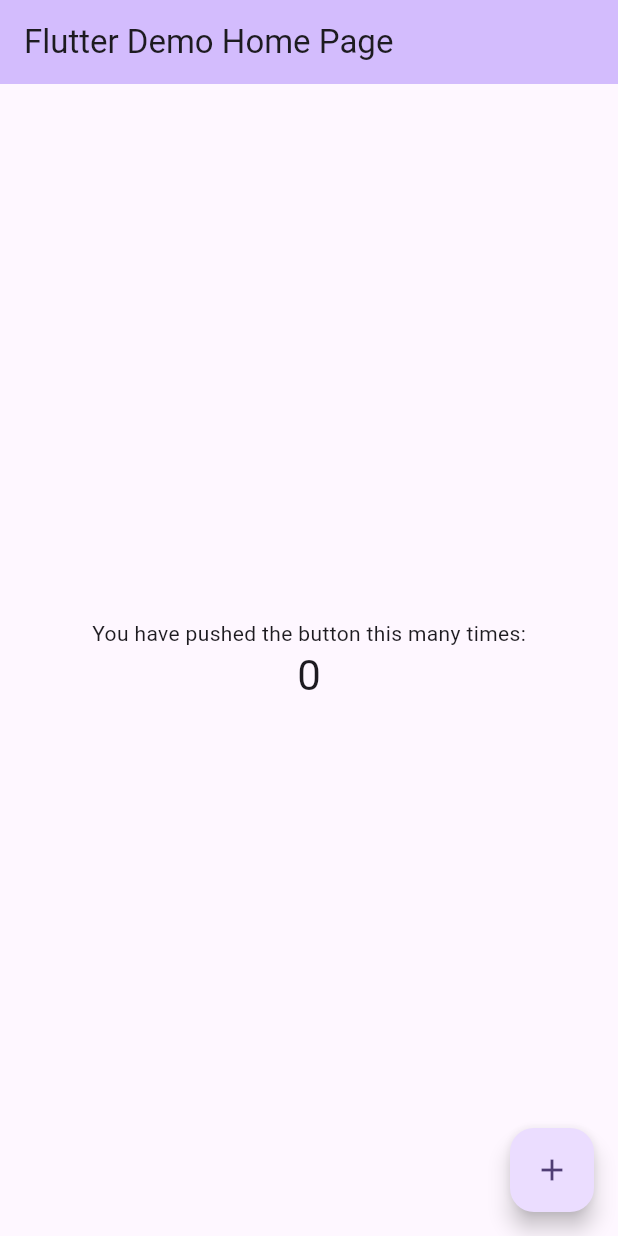
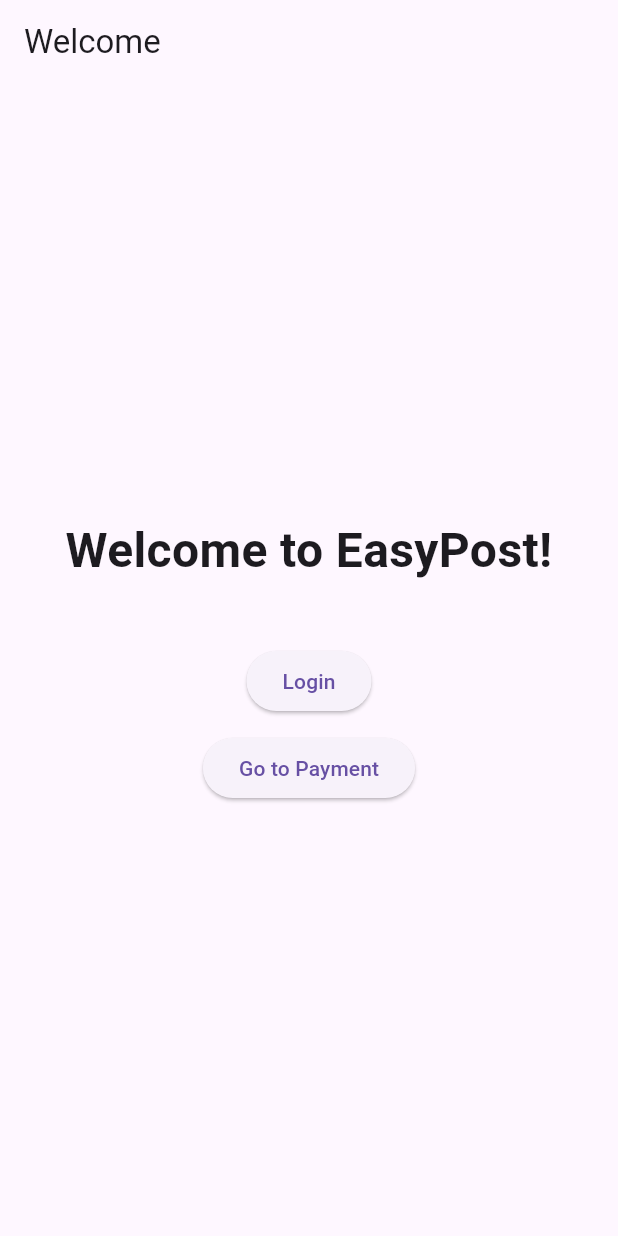
Before and after one commit to Cloudsy55/cloudsy55.github.io, a Flutter app: the screen it shows after launch, on a phone screen of 412 x 824 dp. Run offline on Flutter 3.47's test engine with Material 3 defaults, Android fonts, the light colour scheme and no system bars.

Commit message:
Basic features

```diff
--- a/lib/main.dart
+++ b/lib/main.dart
@@ -1,125 +1,25 @@
 import 'package:flutter/material.dart';
+import 'welcome_page.dart';
+import 'login_page.dart';
+import 'payment_page.dart';
+import 'sign_up_page.dart';  // Import the new sign up page
 
 void main() {
-  runApp(const MyApp());
+  runApp(MyApp());
 }
 
 class MyApp extends StatelessWidget {
-  const MyApp({super.key});
-
-  // This widget is the root of your application.
   @override
   Widget build(BuildContext context) {
     return MaterialApp(
-      title: 'Flutter Demo',
-      theme: ThemeData(
-        // This is the theme of your application.
-        //
-        // TRY THIS: Try running your application with "flutter run". You'll see
-        // the application has a purple toolbar. Then, without quitting the app,
-        // try changing the seedColor in the colorScheme below to Colors.green
-        // and then invoke "hot reload" (save your changes or press the "hot
-        // reload" button in a Flutter-supported IDE, or press "r" if you used
-        // the command line to start the app).
-        //
-        // Notice that the counter didn't reset back to zero; the application
-        // state is not lost during the reload. To reset the state, use hot
-        // restart instead.
-        //
-        // This works for code too, not just values: Most code changes can be
-        // tested with just a hot reload.
-        colorScheme: ColorScheme.fromSeed(seedColor: Colors.deepPurple),
-        useMaterial3: true,
-      ),
-      home: const MyHomePage(title: 'Flutter Demo Home Page'),
+      title: 'My Custom App',
+      initialRoute: '/',
+      routes: {
+        '/': (context) => WelcomePage(),
+        '/login': (context) => LoginPage(),
+        '/payment': (context) => PaymentPage(),
+        '/signup': (context) => SignUpPage(),  // Add signup route
+      },
     );
   }
 }
-
-class MyHomePage extends StatefulWidget {
-  const MyHomePage({super.key, required this.title});
-
-  // This widget is the home page of your application. It is stateful, meaning
-  // that it has a State object (defined below) that contains fields that affect
-  // how it looks.
-
-  // This class is the configuration for the state. It holds the values (in this
-  // case the title) provided by the parent (in this case the App widget) and
-  // used by the build method of the State. Fields in a Widget subclass are
-  // always marked "final".
-
-  final String title;
-
-  @override
-  State<MyHomePage> createState() => _MyHomePageState();
-}
-
-class _MyHomePageState extends State<MyHomePage> {
-  int _counter = 0;
-
-  void _incrementCounter() {
-    setState(() {
-      // This call to setState tells the Flutter framework that something has
-      // changed in this State, which causes it to rerun the build method below
-      // so that the display can reflect the updated values. If we changed
-      // _counter without calling setState(), then the build method would not be
-      // called again, and so nothing would appear to happen.
-      _counter++;
-    });
-  }
-
-  @override
-  Widget build(BuildContext context) {
-    // This method is rerun every time setState is called, for instance as done
-    // by the _incrementCounter method above.
-    //
-    // The Flutter framework has been optimized to make rerunning build methods
-    // fast, so that you can just rebuild anything that needs updating rather
-    // than having to individually change instances of widgets.
-    return Scaffold(
-      appBar: AppBar(
-        // TRY THIS: Try changing the color here to a specific color (to
-        // Colors.amber, perhaps?) and trigger a hot reload to see the AppBar
-        // change color while the other colors stay the same.
-        backgroundColor: Theme.of(context).colorScheme.inversePrimary,
-        // Here we take the value from the MyHomePage object that was created by
-        // the App.build method, and use it to set our appbar title.
-        title: Text(widget.title),
-      ),
-      body: Center(
-        // Center is a layout widget. It takes a single child and positions it
-        // in the middle of the parent.
-        child: Column(
-          // Column is also a layout widget. It takes a list of children and
-          // arranges them vertically. By default, it sizes itself to fit its
-          // children horizontally, and tries to be as tall as its parent.
-          //
-          // Column has various properties to control how it sizes itself and
-          // how it positions its children. Here we use mainAxisAlignment to
-          // center the children vertically; the main axis here is the vertical
-          // axis because Columns are vertical (the cross axis would be
-          // horizontal).
-          //
-          // TRY THIS: Invoke "debug painting" (choose the "Toggle Debug Paint"
-          // action in the IDE, or press "p" in the console), to see the
-          // wireframe for each widget.
-          mainAxisAlignment: MainAxisAlignment.center,
-          children: <Widget>[
-            const Text(
-              'You have pushed the button this many times:',
-            ),
-            Text(
-              '$_counter',
-              style: Theme.of(context).textTheme.headlineMedium,
-            ),
-          ],
-        ),
-      ),
-      floatingActionButton: FloatingActionButton(
-        onPressed: _incrementCounter,
-        tooltip: 'Increment',
-        child: const Icon(Icons.add),
-      ), // This trailing comma makes auto-formatting nicer for build methods.
-    );
-  }
-}
--- /dev/null
+++ b/lib/welcome_page.dart
@@ -0,0 +1,39 @@
+import 'package:flutter/material.dart';
+
+class WelcomePage extends StatelessWidget {
+  @override
+  Widget build(BuildContext context) {
+    return Scaffold(
+      appBar: AppBar(title: Text("Welcome")),
+      body: Center(
+        child: Column(
+          mainAxisAlignment: MainAxisAlignment.center,
+          children: [
+            Text(
+              "Welcome to EasyPost!",
+              style: TextStyle(
+                fontSize: 32, // Increased font size
+                fontWeight: FontWeight.bold, // Bold text
+              ),
+              textAlign: TextAlign.center,
+            ),
+            SizedBox(height: 40), // Space between title and buttons
+            ElevatedButton(
+              onPressed: () {
+                Navigator.pushNamed(context, '/login');
+              },
+              child: Text("Login"),
+            ),
+            SizedBox(height: 10),
+            ElevatedButton(
+              onPressed: () {
+                Navigator.pushNamed(context, '/payment');
+              },
+              child: Text("Go to Payment"),
+            ),
+          ],
+        ),
+      ),
+    );
+  }
+}
```
Also changed, not shown: lib/login_page.dart (added, +93 -0 lines), lib/payment_page.dart (added, +36 -0 lines), lib/sign_up_page.dart (added, +95 -0 lines), 1 other file.
